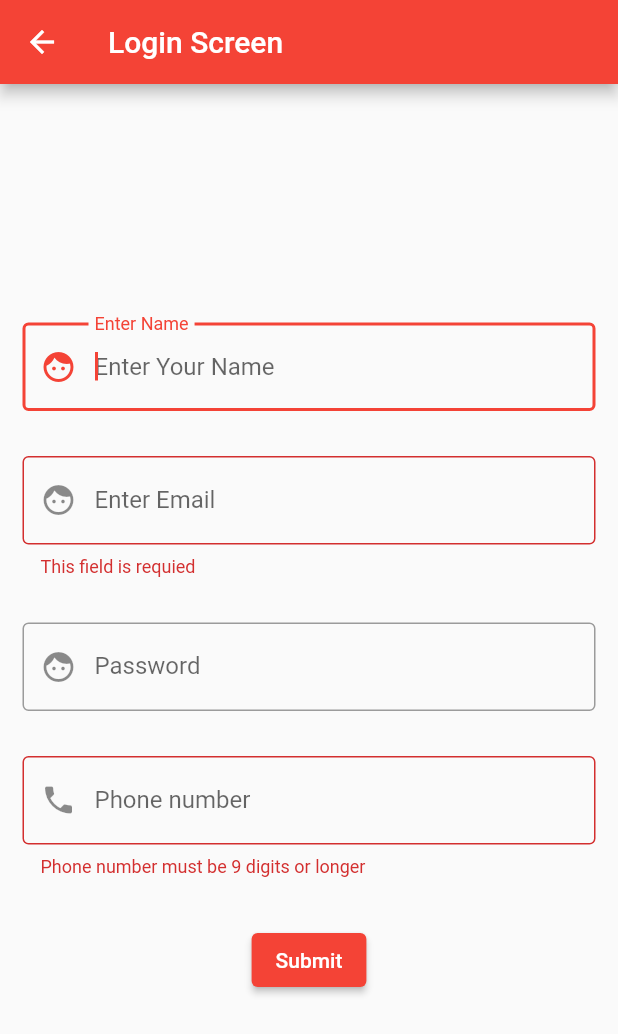
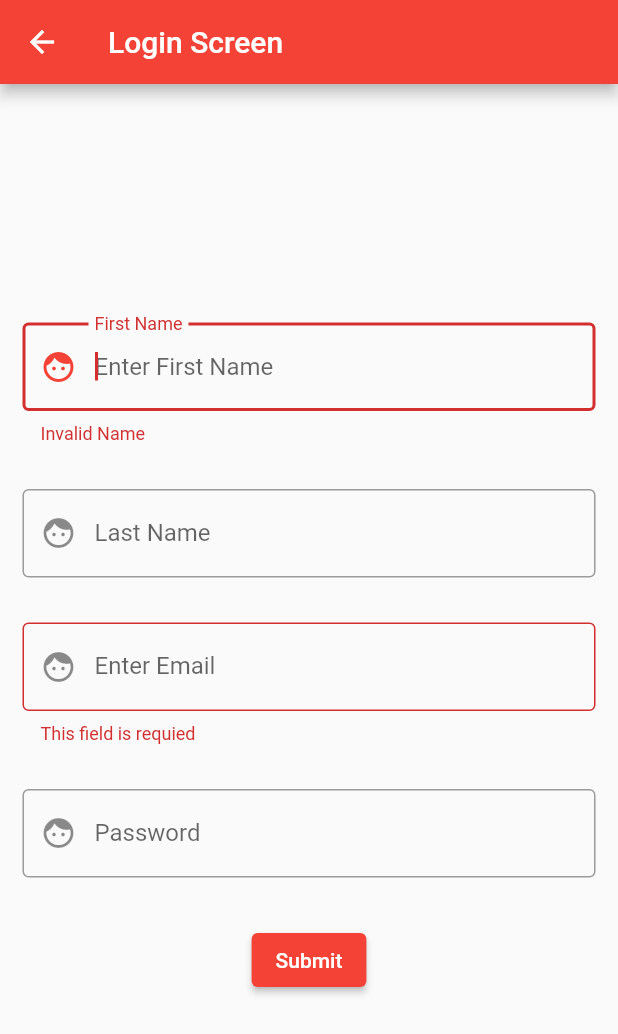
Before and after one commit to KaranDuggal/auth, a Flutter app: the screen it shows after launch, after a tap on "Submit", on a phone screen of 412 x 824 dp. Shown: the top 1034 px of the screen. Run offline on Flutter 3.47's test engine with Material 2 defaults, Android fonts, the phone set to English and light mode, and no system bars; our stand-ins replace dio.

Commit message:
sign up done

```diff
--- /dev/null
+++ b/lib/src/models/signup.dart
@@ -0,0 +1,61 @@
+// To parse this JSON data, do
+//
+//     final signup = signupFromJson(jsonString);
+
+import 'dart:convert';
+
+Signup signupFromJson(String str) => Signup.fromJson(json.decode(str));
+
+String signupToJson(Signup data) => json.encode(data.toJson());
+
+class Signup {
+    Signup({
+        required this.success,
+        required this.message,
+        this.data,
+    });
+
+    bool success;
+    String message;
+    Data ? data;
+
+    factory Signup.fromJson(Map<String, dynamic> json) => Signup(
+        success: json["success"],
+        message: json["message"],
+        // data: Data.fromJson(json["data"]),
+    );
+
+    Map<String, dynamic> toJson() => {
+        "success": success,
+        "message": message,
+        "data": data?.toJson(),
+    };
+}
+
+class Data {
+    Data({
+        /* required */ this.firstName,
+        /* required */ this.lastName,
+        /* required */ this.email,
+        /* required */ this.password,
+    });
+
+    String ? firstName;
+    String ? lastName;
+    String ? email;
+    String ? password;
+
+    factory Data.fromJson(Map<String, dynamic> json) => Data(
+        firstName: json["firstName"],
+        lastName: json["lastName"],
+        email: json["email"],
+        password: json["password"],
+    );
+
+    Map<String, dynamic> toJson() => {
+        "firstName": firstName,
+        "lastName": lastName,
+        "email": email,
+        "password": password,
+    };
+}
--- a/lib/src/screens/login_screen.dart
+++ b/lib/src/screens/login_screen.dart
@@ -1,11 +1,10 @@
 
+import 'package:auth/src/models/signup.dart';
 import 'package:auth/src/servies/api_service.dart';
 import 'package:flutter/material.dart';
-
-
-
 class LoginScreen extends StatefulWidget {
   const LoginScreen({ Key? key }) : super(key: key);
+
 
   @override
   _LoginScreenState createState() => _LoginScreenState();
@@ -13,6 +12,10 @@ class LoginScreen extends StatefulWidget {
 
 class _LoginScreenState extends State<LoginScreen> {
   final _formKey = GlobalKey<FormState>();
+  var firstName = '';
+  var lastName = '';
+  var email = '';
+  var password = '';
   @override
   Widget build(BuildContext context) {
     return WillPopScope(
@@ -32,11 +35,36 @@ class _LoginScreenState extends State<LoginScreen> {
                       autofocus: true,
                       textCapitalization: TextCapitalization.words,
                       textAlignVertical: TextAlignVertical.center,
-                      onTap: () {},
                       decoration: InputDecoration(
                         prefixIcon: Icon(Icons.face),
-                        labelText: 'Enter Name',
-                        hintText: "Enter Your Name",
+                        labelText: 'First Name',
+                        hintText: "Enter First Name",
+                        border: OutlineInputBorder()
+                      ),
+                      onChanged: (value){
+                        firstName = value;
+                      },
+                      validator: (value){
+                        if(value!.length<3){
+                          return "Invalid Name";
+                        }
+                        return null;
+                      },
+                    ),
+                  ),
+                  Padding(
+                    padding: const EdgeInsets.all(15.0),
+                    child: TextFormField(
+                      autofocus: true,
+                      textCapitalization: TextCapitalization.words,
+                      textAlignVertical: TextAlignVertical.center,
+                      onChanged: (value){
+                        lastName = value;
+                      },
+                      decoration: InputDecoration(
+                        prefixIcon: Icon(Icons.face),
+                        labelText: 'Last Name',
+                        hintText: "Enter Last Name",
                         border: OutlineInputBorder()
                       ),
                     ),
@@ -45,13 +73,16 @@ class _LoginScreenState extends State<LoginScreen> {
                     padding: const EdgeInsets.all(15.0),
                     child: TextFormField(
                       autofocus: true,
+                      keyboardType: TextInputType.emailAddress,
                       textCapitalization: TextCapitalization.words,
                       textAlignVertical: TextAlignVertical.center,
-                      onTap: () {},
+                      onChanged: (value){
+                        email = value;
+                      },
                       decoration: InputDecoration(
                         prefixIcon: Icon(Icons.face),
                         labelText: 'Enter Email',
-                        hintText: "Enter Your Email",
+                        hintText: "Enter Email",
                         border: OutlineInputBorder()
                       ),
                       validator: (value){
@@ -71,40 +102,31 @@ class _LoginScreenState extends State<LoginScreen> {
                       autofocus: true,
                       textCapitalization: TextCapitalization.words,
                       textAlignVertical: TextAlignVertical.center,
-                      onTap: () {},
+                      onChanged: (value){
+                        password = value;
+                      },
                       decoration: InputDecoration(
                         prefixIcon: Icon(Icons.face),
                         labelText: 'Password',
-                        hintText: "Enter Your Password",
+                        hintText: "Enter Password",
                         border: OutlineInputBorder()
                       ),
                     ),
                   ),
                   Padding(
-                  padding: const EdgeInsets.all(15.0),
-                  child: TextFormField(
-                    keyboardType: TextInputType.number,
-                    validator: (value) {
-                      if (value!.length < 9) {
-                        return 'Phone number must be 9 digits or longer';
-                      }
-                      return null;
-                    },
-                    decoration: InputDecoration(
-                        prefixIcon: Icon(Icons.phone),
-                        labelText: 'Phone number',
-                        hintText: "Enter your phone number",
-                        border: OutlineInputBorder()),
-                  ),
-                ),
-                Padding(
                     padding: const EdgeInsets.symmetric(vertical: 16.0),
                     child: ElevatedButton(
-                    onPressed: () {
+                      onPressed: () async {
                         if (_formKey.currentState!.validate()) {
-                        post();
-                        // ScaffoldMessenger.of(context)
-                        //     .showSnackBar(SnackBar(content: Text('Processing Data')));
+                          var apiData = await ApiService().post("auth/signup", {
+                            "firstName":firstName,
+                            "lastName":lastName,
+                            "email":email,
+                            "password":password
+                          });
+                          var dataaa = Signup.fromJson(apiData);
+                          ScaffoldMessenger.of(context)
+                              .showSnackBar(SnackBar(content: Text('${dataaa.message}')));
                         }
                       },
                       child: Text('Submit'),
--- a/lib/src/servies/api_service.dart
+++ b/lib/src/servies/api_service.dart
@@ -1,11 +1,26 @@
-import 'package:http/http.dart' as http;
-import 'dart:async';
 import 'dart:convert';
 
+import 'package:auth/src/utils/constant.dart';
+import 'package:dio/dio.dart';
+// import 'package:http/http.dart' as http;
 
-post() async{
-  var url = Uri.parse('https://www.testjsonapi.com/users/');
-  http.Response response = await http.get(url);
+// import 'package:dio/dio.dart';
+class ApiService{
+  var dio =  Dio();
+  post(_url,data)async {
+    // try{
+    //   var response = await http.post(Uri.parse('${MyConstant.localBaseURL}$_url'));
+    //   if(response.statusCode == 200){
+    //     return jsonDecode(response.body);
+    //   }else{
+    //     return Future.error("Servier error !");
+    //   }
+    // }catch(SocketException){
+    //   return Future.error("Error fetching data !");
+    // }
 
-  print(response.body);
+    Response apiData = await dio.post('${MyConstant.localBaseURL}$_url',data: data);
+    print(apiData.data);
+    return apiData.data;
+  }
 }
--- a/lib/src/utils/constant.dart
+++ b/lib/src/utils/constant.dart
@@ -3,3 +3,7 @@ import 'package:flutter/material.dart';
 class MyColors {
   static const red = Colors.red;
 }
+class MyConstant {
+  // static const localBaseURL = 'http://192.168.242.239:3001/api/mobile/';
+  static const localBaseURL = 'http://e5af02260723.ngrok.io/api/mobile/';
+}
--- a/pubspec.yaml
+++ b/pubspec.yaml
@@ -29,6 +29,10 @@ dependencies:
   # Use with the CupertinoIcons class for iOS style icons.
   cupertino_icons: ^1.0.2
   http:
+  dio:
+  sweetalertv2:
+  rflutter_alert: ^2.0.2
+
 
 dev_dependencies:
   flutter_test:
```
Also changed, not shown: pubspec.lock. Lines whose indentation alone changed are shown as unchanged.
